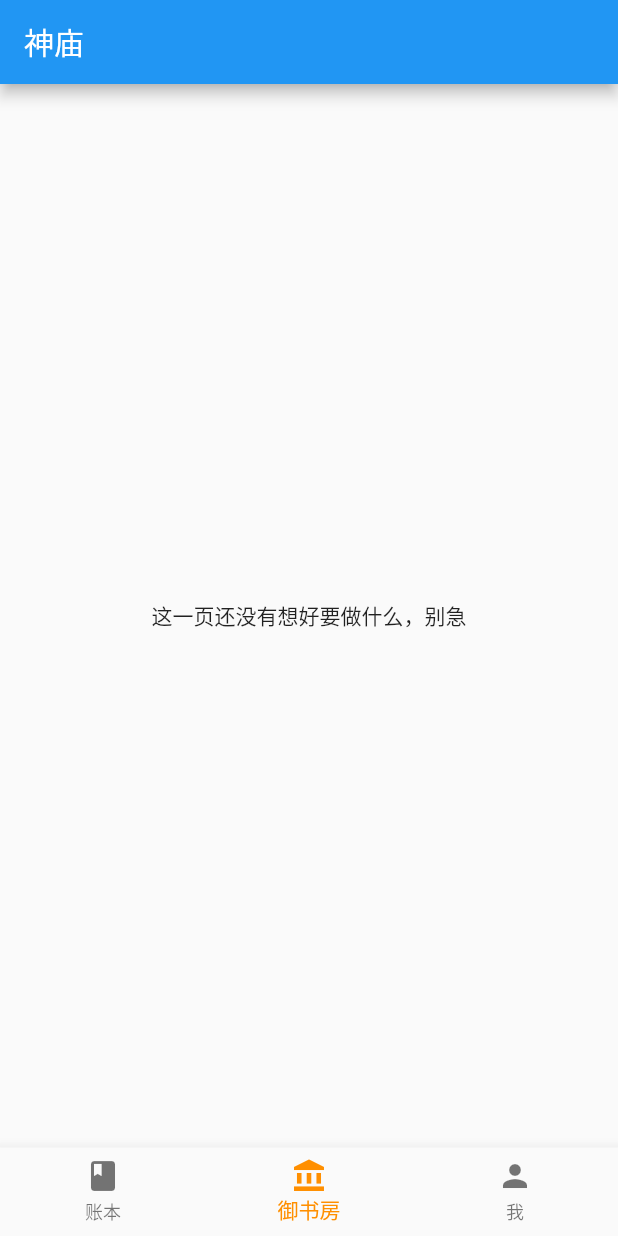
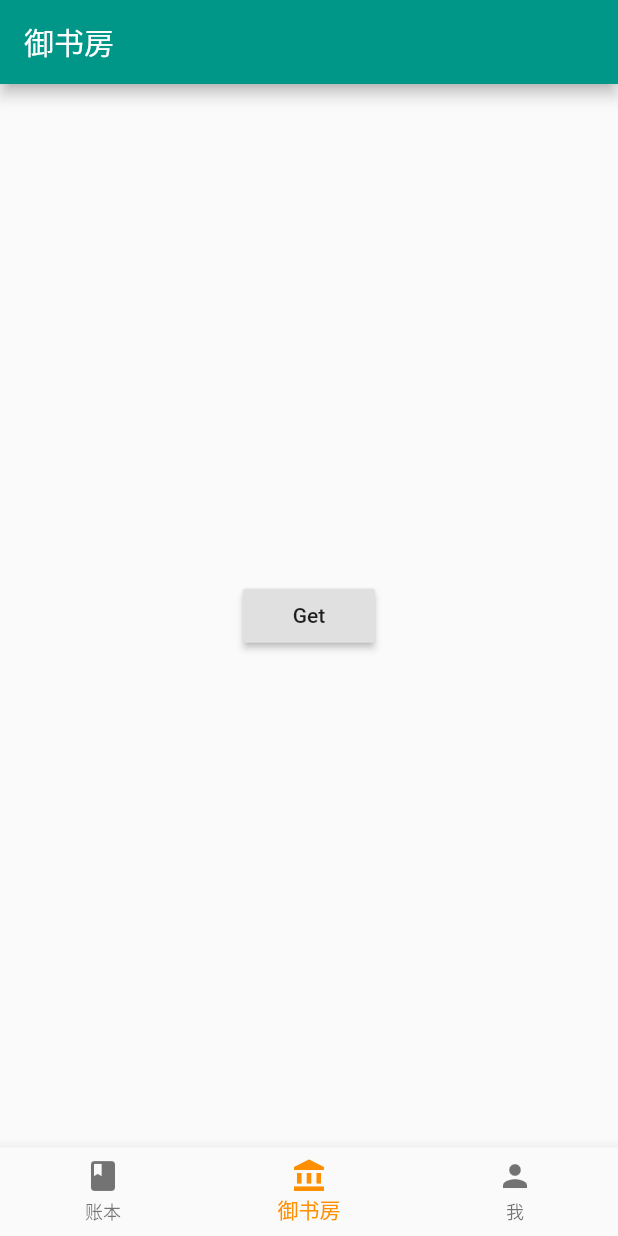
Before and after one commit to Jormunganders/ledger, a Flutter app: the screen it shows after launch, on a phone screen of 412 x 824 dp. Run offline on Flutter 3.47's test engine with Material 2 defaults, Android fonts, the phone set to English and light mode, and no system bars; our stand-ins replace device_info, dio, package_info.

Commit message:
[Add] 网络测试代码

```diff
--- a/lib/reader/page/reader_page.dart
+++ b/lib/reader/page/reader_page.dart
@@ -1,15 +1,32 @@
 import 'package:flutter/material.dart';
+import 'package:ledger/common/net/net.dart';
 
 class ReaderPage extends StatelessWidget {
   @override
   Widget build(BuildContext context) {
-    return Scaffold(
-      appBar: AppBar(
-        title: Text("神庙"),
-      ),
-      body: Center(
-        child: Text("这一页还没有想好要做什么，别急"),
-      ),
-    );
+    return Theme(
+        data: READER_THEME_DATA,
+        child: Scaffold(
+          appBar: AppBar(
+            title: Text("御书房"),
+          ),
+          body: Center(
+            child: RaisedButton(
+              child: Text("Get"),
+              onPressed: () {
+                print("Start Get");
+                getDio()
+                    .get("http://www.baidu.com")
+                    .then((value) => print);
+              },
+            ),
+          ),
+        ));
   }
 }
+
+// ignore: non_constant_identifier_names
+final READER_THEME_DATA = new ThemeData(
+  primaryColor: Colors.teal,
+  accentColor: Colors.redAccent,
+);
```
Also changed, not shown: 1 other file.
